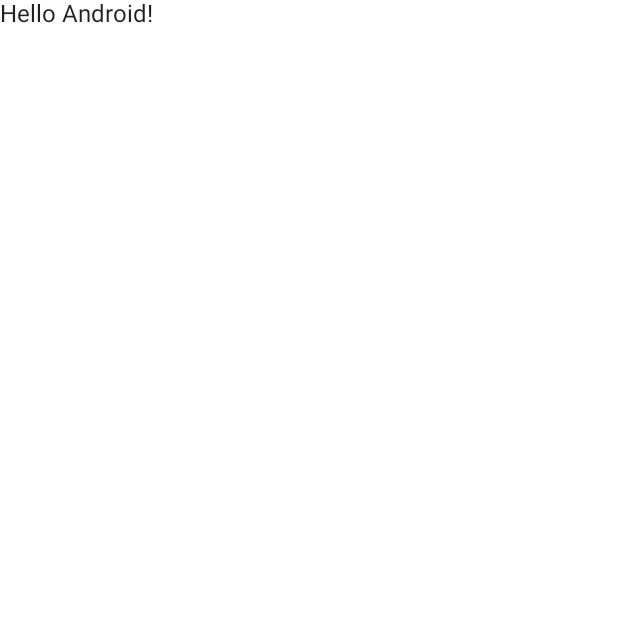
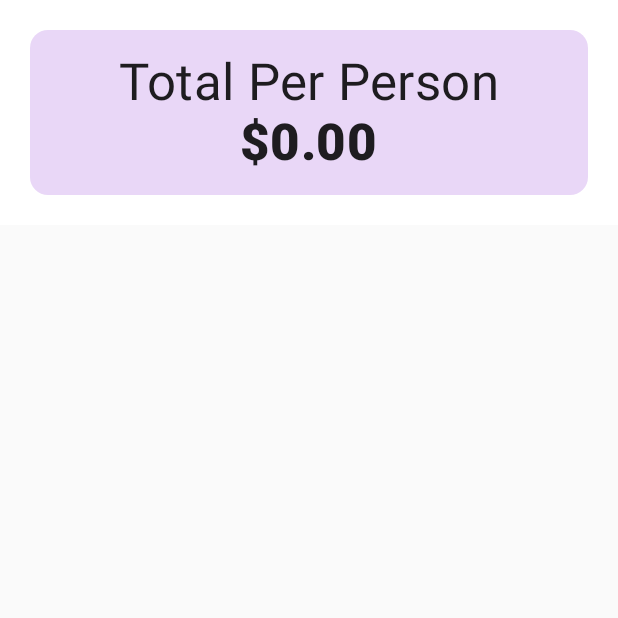
Before and after one commit to lelinmahmud/Compose_JetTip_App, an Android app built with Jetpack Compose: the screen it shows after launch (MainActivity), on a phone screen of 412 x 824 dp, the top half of it. Before the commit the part shown is almost empty. Run offline under Robolectric (Android 15) with nearby library versions, the phone set to English and light mode, and no system bars.

Commit message:
top header seation done

```diff
--- a/app/src/main/java/com/bd/kaz/composejettipapp/MainActivity.kt
+++ b/app/src/main/java/com/bd/kaz/composejettipapp/MainActivity.kt
@@ -3,13 +3,23 @@ package com.bd.kaz.composejettipapp
 import android.os.Bundle
 import androidx.activity.ComponentActivity
 import androidx.activity.compose.setContent
-import androidx.compose.foundation.layout.fillMaxSize
+import androidx.compose.foundation.layout.*
+import androidx.compose.foundation.shape.CornerSize
+import androidx.compose.foundation.shape.RoundedCornerShape
+import androidx.compose.material.Card
 import androidx.compose.material.MaterialTheme
 import androidx.compose.material.Surface
 import androidx.compose.material.Text
 import androidx.compose.runtime.Composable
+import androidx.compose.ui.Alignment
 import androidx.compose.ui.Modifier
+import androidx.compose.ui.draw.clip
+import androidx.compose.ui.graphics.Color
+import androidx.compose.ui.text.TextStyle
+import androidx.compose.ui.text.font.FontWeight
 import androidx.compose.ui.tooling.preview.Preview
+import androidx.compose.ui.unit.dp
+import androidx.compose.ui.unit.sp
 import com.bd.kaz.composejettipapp.ui.theme.ComposeJetTipAppTheme
 
 class MainActivity : ComponentActivity() {
@@ -19,25 +29,34 @@ class MainActivity : ComponentActivity() {
             ComposeJetTipAppTheme {
                 // A surface container using the 'background' color from the theme
                 Surface(
-                    modifier = Modifier.fillMaxSize(),
-                    color = MaterialTheme.colors.background
+                    modifier = Modifier.fillMaxWidth(),
+                    color = Color.White
                 ) {
-                    Greeting("Android")
+                   TopHeader()
                 }
             }
         }
     }
 }
 
+@Preview(showBackground = false)
 @Composable
-fun Greeting(name: String) {
-    Text(text = "Hello $name!")
-}
-
-@Preview(showBackground = true)
-@Composable
-fun DefaultPreview() {
-    ComposeJetTipAppTheme {
-        Greeting("Android")
+fun TopHeader(totalPerPerson :Double =0.0){
+    Surface(
+        modifier = Modifier
+            .fillMaxWidth()
+            .height(150.dp)
+            .padding(20.dp)
+            .clip(shape = RoundedCornerShape(corner = CornerSize(12.dp))),
+        color = Color(0xFFE9D7F7)
+    ) {
+        Column(
+            verticalArrangement = Arrangement.Center,
+            horizontalAlignment = Alignment.CenterHorizontally
+        ) {
+            val total ="%.2f".format(totalPerPerson)
+            Text(text = "Total Per Person", style = MaterialTheme.typography.h4)
+            Text(text = "$$total", style = MaterialTheme.typography.h4, fontWeight = FontWeight.ExtraBold)
+        }
     }
 }
```
